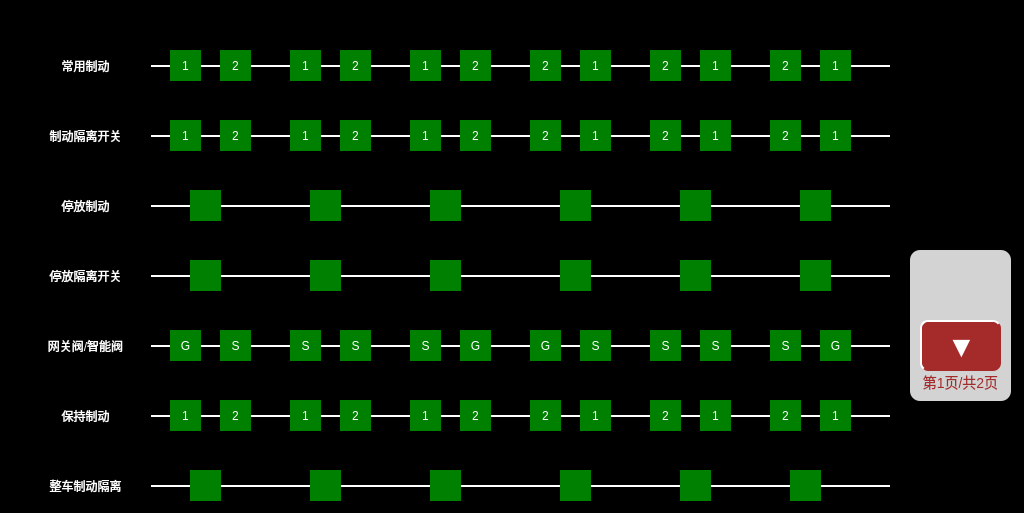
Qt form vehicleebcupage.ui (mayue-crrc/ShenyangMetro9DB) before a commit.
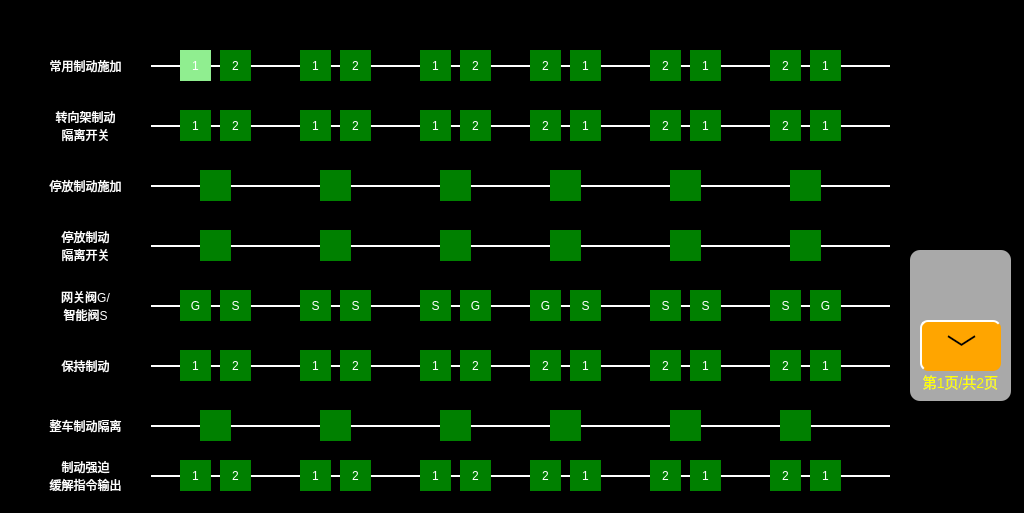
The same form after that commit.

Commit message: V2.19 modify BCU page style

Patch:
```diff
--- a/vehicleebcupage.ui
+++ b/vehicleebcupage.ui
@@ -26,20 +26,26 @@
 }
 QPushButton
 {
-	background-color:brown ;
+	font: 20px, &quot;微软雅黑&quot;;
+    color: white;
+	background-color: rgb(0, 128, 128);
 	border-top: 2px solid white;	
 	border-left: 2px solid white;
+border-radius:8px;
 }</string>
   </property>
   <widget class="QLabel" name="BRKApplyTC1_1lbl">
    <property name="geometry">
     <rect>
-     <x>170</x>
+     <x>180</x>
      <y>50</y>
      <width>31</width>
      <height>31</height>
     </rect>
    </property>
+   <property name="styleSheet">
+    <string notr="true">font: 20px, &quot;微软雅黑&quot;;color:white;background-color:lightgreen;</string>
+   </property>
    <property name="text">
     <string>1</string>
    </property>
@@ -82,7 +88,7 @@
   <widget class="QLabel" name="BRKApplyMP1_1lbl">
    <property name="geometry">
     <rect>
-     <x>290</x>
+     <x>300</x>
      <y>50</y>
      <width>31</width>
      <height>31</height>
@@ -114,7 +120,7 @@
   <widget class="QLabel" name="BRKApplyM1_1lbl">
    <property name="geometry">
     <rect>
-     <x>410</x>
+     <x>420</x>
      <y>50</y>
      <width>31</width>
      <height>31</height>
@@ -130,7 +136,7 @@
   <widget class="QLabel" name="BRKApplyM2_1lbl">
    <property name="geometry">
     <rect>
-     <x>580</x>
+     <x>570</x>
      <y>50</y>
      <width>31</width>
      <height>31</height>
@@ -194,7 +200,7 @@
   <widget class="QLabel" name="BRKApplyMP2_1lbl">
    <property name="geometry">
     <rect>
-     <x>700</x>
+     <x>690</x>
      <y>50</y>
      <width>31</width>
      <height>31</height>
@@ -210,7 +216,7 @@
   <widget class="QLabel" name="BRKApplyTC2_1lbl">
    <property name="geometry">
     <rect>
-     <x>820</x>
+     <x>810</x>
      <y>50</y>
      <width>31</width>
      <height>31</height>
@@ -236,7 +242,7 @@
     <string notr="true">background-color:black;</string>
    </property>
    <property name="text">
-    <string>常用制动</string>
+    <string>常用制动施加</string>
    </property>
    <property name="alignment">
     <set>Qt::AlignCenter</set>
@@ -246,7 +252,7 @@
    <property name="geometry">
     <rect>
      <x>220</x>
-     <y>120</y>
+     <y>110</y>
      <width>31</width>
      <height>31</height>
     </rect>
@@ -261,8 +267,8 @@
   <widget class="QLabel" name="BRKBypassM1_1lbl">
    <property name="geometry">
     <rect>
-     <x>410</x>
-     <y>120</y>
+     <x>420</x>
+     <y>110</y>
      <width>31</width>
      <height>31</height>
     </rect>
@@ -278,7 +284,7 @@
    <property name="geometry">
     <rect>
      <x>530</x>
-     <y>120</y>
+     <y>110</y>
      <width>31</width>
      <height>31</height>
     </rect>
@@ -293,8 +299,8 @@
   <widget class="QLabel" name="BRKBypassTC2_1lbl">
    <property name="geometry">
     <rect>
-     <x>820</x>
-     <y>120</y>
+     <x>810</x>
+     <y>110</y>
      <width>31</width>
      <height>31</height>
     </rect>
@@ -310,7 +316,7 @@
    <property name="geometry">
     <rect>
      <x>650</x>
-     <y>120</y>
+     <y>110</y>
      <width>31</width>
      <height>31</height>
     </rect>
@@ -325,8 +331,8 @@
   <widget class="QLabel" name="BRKBypassM2_1lbl">
    <property name="geometry">
     <rect>
-     <x>580</x>
-     <y>120</y>
+     <x>570</x>
+     <y>110</y>
      <width>31</width>
      <height>31</height>
     </rect>
@@ -342,7 +348,7 @@
    <property name="geometry">
     <rect>
      <x>770</x>
-     <y>120</y>
+     <y>110</y>
      <width>31</width>
      <height>31</height>
     </rect>
@@ -357,8 +363,8 @@
   <widget class="QLabel" name="BRKBypassTC1_1lbl">
    <property name="geometry">
     <rect>
-     <x>170</x>
-     <y>120</y>
+     <x>180</x>
+     <y>110</y>
      <width>31</width>
      <height>31</height>
     </rect>
@@ -373,8 +379,8 @@
   <widget class="QLabel" name="BRKBypassMP2_1lbl">
    <property name="geometry">
     <rect>
-     <x>700</x>
-     <y>120</y>
+     <x>690</x>
+     <y>110</y>
      <width>31</width>
      <height>31</height>
     </rect>
@@ -389,8 +395,8 @@
   <widget class="QLabel" name="BRKBypassMP1_1lbl">
    <property name="geometry">
     <rect>
-     <x>290</x>
-     <y>120</y>
+     <x>300</x>
+     <y>110</y>
      <width>31</width>
      <height>31</height>
     </rect>
@@ -406,7 +412,7 @@
    <property name="geometry">
     <rect>
      <x>340</x>
-     <y>120</y>
+     <y>110</y>
      <width>31</width>
      <height>31</height>
     </rect>
@@ -422,7 +428,7 @@
    <property name="geometry">
     <rect>
      <x>460</x>
-     <y>120</y>
+     <y>110</y>
      <width>31</width>
      <height>31</height>
     </rect>
@@ -438,16 +444,17 @@
    <property name="geometry">
     <rect>
      <x>20</x>
-     <y>120</y>
+     <y>100</y>
      <width>131</width>
-     <height>31</height>
+     <height>51</height>
     </rect>
    </property>
    <property name="styleSheet">
     <string notr="true">background-color:black;</string>
    </property>
    <property name="text">
-    <string>制动隔离开关</string>
+    <string>转向架制动
+隔离开关</string>
    </property>
    <property name="alignment">
     <set>Qt::AlignCenter</set>
@@ -457,7 +464,7 @@
    <property name="geometry">
     <rect>
      <x>20</x>
-     <y>190</y>
+     <y>170</y>
      <width>131</width>
      <height>31</height>
     </rect>
@@ -466,7 +473,7 @@
     <string notr="true">background-color:black;</string>
    </property>
    <property name="text">
-    <string>停放制动</string>
+    <string>停放制动施加</string>
    </property>
    <property name="alignment">
     <set>Qt::AlignCenter</set>
@@ -475,8 +482,8 @@
   <widget class="QLabel" name="StopBRKTC1lbl">
    <property name="geometry">
     <rect>
-     <x>190</x>
-     <y>190</y>
+     <x>200</x>
+     <y>170</y>
      <width>31</width>
      <height>31</height>
     </rect>
@@ -491,8 +498,8 @@
   <widget class="QLabel" name="StopBRKMP1lbl">
    <property name="geometry">
     <rect>
-     <x>310</x>
-     <y>190</y>
+     <x>320</x>
+     <y>170</y>
      <width>31</width>
      <height>31</height>
     </rect>
@@ -507,8 +514,8 @@
   <widget class="QLabel" name="StopBRKM1lbl">
    <property name="geometry">
     <rect>
-     <x>430</x>
-     <y>190</y>
+     <x>440</x>
+     <y>170</y>
      <width>31</width>
      <height>31</height>
     </rect>
@@ -523,8 +530,8 @@
   <widget class="QLabel" name="StopBRKM2lbl">
    <property name="geometry">
     <rect>
-     <x>560</x>
-     <y>190</y>
+     <x>550</x>
+     <y>170</y>
      <width>31</width>
      <height>31</height>
     </rect>
@@ -539,8 +546,8 @@
   <widget class="QLabel" name="StopBRKMP2lbl">
    <property name="geometry">
     <rect>
-     <x>680</x>
-     <y>190</y>
+     <x>670</x>
+     <y>170</y>
      <width>31</width>
      <height>31</height>
     </rect>
@@ -555,8 +562,8 @@
   <widget class="QLabel" name="StopBRKTC2lbl">
    <property name="geometry">
     <rect>
-     <x>800</x>
-     <y>190</y>
+     <x>790</x>
+     <y>170</y>
      <width>31</width>
      <height>31</height>
     </rect>
@@ -571,8 +578,8 @@
   <widget class="QLabel" name="StopBypassMP1lbl">
    <property name="geometry">
     <rect>
-     <x>310</x>
-     <y>260</y>
+     <x>320</x>
+     <y>230</y>
      <width>31</width>
      <height>31</height>
     </rect>
@@ -587,8 +594,8 @@
   <widget class="QLabel" name="StopBypassM2lbl">
    <property name="geometry">
     <rect>
-     <x>560</x>
-     <y>260</y>
+     <x>550</x>
+     <y>230</y>
      <width>31</width>
      <height>31</height>
     </rect>
@@ -603,8 +610,8 @@
   <widget class="QLabel" name="StopBypassMP2lbl">
    <property name="geometry">
     <rect>
-     <x>680</x>
-     <y>260</y>
+     <x>670</x>
+     <y>230</y>
      <width>31</width>
      <height>31</height>
     </rect>
@@ -619,8 +626,8 @@
   <widget class="QLabel" name="StopBypassTC1lbl">
    <property name="geometry">
     <rect>
-     <x>190</x>
-     <y>260</y>
+     <x>200</x>
+     <y>230</y>
      <width>31</width>
      <height>31</height>
     </rect>
@@ -635,8 +642,8 @@
   <widget class="QLabel" name="StopBypassTC2lbl">
    <property name="geometry">
     <rect>
-     <x>800</x>
-     <y>260</y>
+     <x>790</x>
+     <y>230</y>
      <width>31</width>
      <height>31</height>
     </rect>
@@ -651,8 +658,8 @@
   <widget class="QLabel" name="StopBypassM1lbl">
    <property name="geometry">
     <rect>
-     <x>430</x>
-     <y>260</y>
+     <x>440</x>
+     <y>230</y>
      <width>31</width>
      <height>31</height>
     </rect>
@@ -668,16 +675,17 @@
    <property name="geometry">
     <rect>
      <x>20</x>
-     <y>260</y>
+     <y>220</y>
      <width>131</width>
-     <height>31</height>
+     <height>51</height>
     </rect>
    </property>
    <property name="styleSheet">
     <string notr="true">background-color:black;</string>
    </property>
    <property name="text">
-    <string>停放隔离开关</string>
+    <string>停放制动
+隔离开关</string>
    </property>
    <property name="alignment">
     <set>Qt::AlignCenter</set>
@@ -687,16 +695,17 @@
    <property name="geometry">
     <rect>
      <x>20</x>
-     <y>330</y>
+     <y>280</y>
      <width>131</width>
-     <height>31</height>
+     <height>51</height>
     </rect>
    </property>
    <property name="styleSheet">
     <string notr="true">background-color:black;</string>
    </property>
    <property name="text">
-    <string>网关阀/智能阀</string>
+    <string>网关阀G/
+智能阀S</string>
    </property>
    <property name="alignment">
     <set>Qt::AlignCenter</set>
@@ -706,7 +715,7 @@
    <property name="geometry">
     <rect>
      <x>770</x>
-     <y>330</y>
+     <y>290</y>
      <width>31</width>
      <height>31</height>
     </rect>
@@ -722,7 +731,7 @@
    <property name="geometry">
     <rect>
      <x>340</x>
-     <y>330</y>
+     <y>290</y>
      <width>31</width>
      <height>31</height>
     </rect>
@@ -738,7 +747,7 @@
    <property name="geometry">
     <rect>
      <x>460</x>
-     <y>330</y>
+     <y>290</y>
      <width>31</width>
      <height>31</height>
     </rect>
@@ -754,7 +763,7 @@
    <property name="geometry">
     <rect>
      <x>530</x>
-     <y>330</y>
+     <y>290</y>
      <width>31</width>
      <height>31</height>
     </rect>
@@ -769,8 +778,8 @@
   <widget class="QLabel" name="SMP2_2lbl">
    <property name="geometry">
     <rect>
-     <x>700</x>
-     <y>330</y>
+     <x>690</x>
+     <y>290</y>
      <width>31</width>
      <height>31</height>
     </rect>
@@ -785,8 +794,8 @@
   <widget class="QLabel" name="GTC2_2lbl">
    <property name="geometry">
     <rect>
-     <x>820</x>
-     <y>330</y>
+     <x>810</x>
+     <y>290</y>
      <width>31</width>
      <height>31</height>
     </rect>
@@ -801,8 +810,8 @@
   <widget class="QLabel" name="GTC1_1lbl">
    <property name="geometry">
     <rect>
-     <x>170</x>
-     <y>330</y>
+     <x>180</x>
+     <y>290</y>
      <width>31</width>
      <height>31</height>
     </rect>
@@ -818,7 +827,7 @@
    <property name="geometry">
     <rect>
      <x>220</x>
-     <y>330</y>
+     <y>290</y>
      <width>31</width>
      <height>31</height>
     </rect>
@@ -834,7 +843,7 @@
    <property name="geometry">
     <rect>
      <x>650</x>
-     <y>330</y>
+     <y>290</y>
      <width>31</width>
      <height>31</height>
     </rect>
@@ -849,8 +858,8 @@
   <widget class="QLabel" name="SMP1_1lbl">
    <property name="geometry">
     <rect>
-     <x>290</x>
-     <y>330</y>
+     <x>300</x>
+     <y>290</y>
      <width>31</width>
      <height>31</height>
     </rect>
@@ -865,8 +874,8 @@
   <widget class="QLabel" name="SM2_2lbl">
    <property name="geometry">
     <rect>
-     <x>580</x>
-     <y>330</y>
+     <x>570</x>
+     <y>290</y>
      <width>31</width>
      <height>31</height>
     </rect>
@@ -881,8 +890,8 @@
   <widget class="QLabel" name="SM1_1lbl">
    <property name="geometry">
     <rect>
-     <x>410</x>
-     <y>330</y>
+     <x>420</x>
+     <y>290</y>
      <width>31</width>
      <height>31</height>
     </rect>
@@ -897,8 +906,8 @@
   <widget class="QLabel" name="HoldBRKM1lbl_1">
    <property name="geometry">
     <rect>
-     <x>410</x>
-     <y>400</y>
+     <x>420</x>
+     <y>350</y>
      <width>31</width>
      <height>31</height>
     </rect>
@@ -914,7 +923,7 @@
    <property name="geometry">
     <rect>
      <x>650</x>
-     <y>400</y>
+     <y>350</y>
      <width>31</width>
      <height>31</height>
     </rect>
@@ -930,7 +939,7 @@
    <property name="geometry">
     <rect>
      <x>530</x>
-     <y>400</y>
+     <y>350</y>
      <width>31</width>
      <height>31</height>
     </rect>
@@ -945,8 +954,8 @@
   <widget class="QLabel" name="HoldBRKTC1lbl_1">
    <property name="geometry">
     <rect>
-     <x>170</x>
-     <y>400</y>
+     <x>180</x>
+     <y>350</y>
      <width>31</width>
      <height>31</height>
     </rect>
@@ -961,8 +970,8 @@
   <widget class="QLabel" name="HoldBRKMP1lbl_1">
    <property name="geometry">
     <rect>
-     <x>290</x>
-     <y>400</y>
+     <x>300</x>
+     <y>350</y>
      <width>31</width>
      <height>31</height>
     </rect>
@@ -978,7 +987,7 @@
    <property name="geometry">
     <rect>
      <x>770</x>
-     <y>400</y>
+     <y>350</y>
      <width>31</width>
      <height>31</height>
     </rect>
@@ -994,7 +1003,7 @@
    <property name="geometry">
     <rect>
      <x>20</x>
-     <y>400</y>
+     <y>350</y>
      <width>131</width>
      <height>31</height>
     </rect>
@@ -1032,7 +1041,7 @@
    <property name="geometry">
     <rect>
      <x>150</x>
-     <y>135</y>
+     <y>125</y>
      <width>740</width>
      <height>2</height>
     </rect>
@@ -1051,7 +1060,7 @@
    <property name="geometry">
     <rect>
      <x>150</x>
-     <y>205</y>
+     <y>185</y>
      <width>740</width>
      <height>2</height>
     </rect>
@@ -1070,7 +1079,7 @@
    <property name="geometry">
     <rect>
      <x>150</x>
-     <y>275</y>
+     <y>245</y>
      <width>740</width>
      <height>2</height>
     </rect>
@@ -1089,7 +1098,7 @@
    <property name="geometry">
     <rect>
      <x>150</x>
-     <y>345</y>
+     <y>305</y>
      <width>740</width>
      <height>2</height>
     </rect>
@@ -1108,7 +1117,7 @@
    <property name="geometry">
     <rect>
      <x>150</x>
-     <y>415</y>
+     <y>365</y>
      <width>740</width>
      <height>2</height>
     </rect>
@@ -1136,8 +1145,8 @@
     <string notr="true">background-color:gray;
 border-radius:10px;
 font:14px;
-color:brown;
-background-color:lightgray;
+color:yellow;
+background-color:darkgray;
 </string>
    </property>
    <property name="text">
@@ -1168,19 +1177,19 @@
    </property>
    <property name="styleSheet">
     <string notr="true">font:30px;
-color:white;
-background-color:brown;
+color:black;
+background-color:orange;
 border-radius:8px;</string>
    </property>
    <property name="text">
-    <string>▼</string>
+    <string>﹀</string>
    </property>
   </widget>
   <widget class="QLabel" name="AllBRKBypassM1lbl">
    <property name="geometry">
     <rect>
-     <x>430</x>
-     <y>470</y>
+     <x>440</x>
+     <y>410</y>
      <width>31</width>
      <height>31</height>
     </rect>
@@ -1196,7 +1205,7 @@
    <property name="geometry">
     <rect>
      <x>150</x>
-     <y>485</y>
+     <y>425</y>
      <width>740</width>
      <height>2</height>
     </rect>
@@ -1214,8 +1223,8 @@
   <widget class="QLabel" name="AllBRKBypassMP1lbl">
    <property name="geometry">
     <rect>
-     <x>310</x>
-     <y>470</y>
+     <x>320</x>
+     <y>410</y>
      <width>31</width>
      <height>31</height>
     </rect>
@@ -1231,7 +1240,7 @@
    <property name="geometry">
     <rect>
      <x>20</x>
-     <y>470</y>
+     <y>410</y>
      <width>131</width>
      <height>31</height>
     </rect>
@@ -1249,8 +1258,8 @@
   <widget class="QLabel" name="AllBRKBypassMP2lbl">
    <property name="geometry">
     <rect>
-     <x>680</x>
-     <y>470</y>
+     <x>670</x>
+     <y>410</y>
      <width>31</width>
      <height>31</height>
     </rect>
@@ -1265,8 +1274,8 @@
   <widget class="QLabel" name="AllBRKBypassM2lbl">
    <property name="geometry">
     <rect>
-     <x>560</x>
-     <y>470</y>
+     <x>550</x>
+     <y>410</y>
      <width>31</width>
      <height>31</height>
     </rect>
@@ -1281,8 +1290,8 @@
   <widget class="QLabel" name="AllBRKBypassTC1lbl">
    <property name="geometry">
     <rect>
-     <x>190</x>
-     <y>470</y>
+     <x>200</x>
+     <y>410</y>
      <width>31</width>
      <height>31</height>
     </rect>
@@ -1297,8 +1306,8 @@
   <widget class="QLabel" name="AllBRKBypassTC2lbl">
    <property name="geometry">
     <rect>
-     <x>790</x>
-     <y>470</y>
+     <x>780</x>
+     <y>410</y>
      <width>31</width>
      <height>31</height>
     </rect>
@@ -1313,8 +1322,8 @@
   <widget class="QLabel" name="HoldBRKMP2lbl_1">
    <property name="geometry">
     <rect>
-     <x>700</x>
-     <y>400</y>
+     <x>690</x>
+     <y>350</y>
      <width>31</width>
      <height>31</height>
     </rect>
@@ -1330,7 +1339,7 @@
    <property name="geometry">
     <rect>
      <x>460</x>
-     <y>400</y>
+     <y>350</y>
      <width>31</width>
      <height>31</height>
     </rect>
@@ -1345,8 +1354,8 @@
   <widget class="QLabel" name="HoldBRKTC2lbl_1">
    <property name="geometry">
     <rect>
-     <x>820</x>
-     <y>400</y>
+     <x>810</x>
+     <y>350</y>
      <width>31</width>
      <height>31</height>
     </rect>
@@ -1362,7 +1371,7 @@
    <property name="geometry">
     <rect>
      <x>340</x>
-     <y>400</y>
+     <y>350</y>
      <width>31</width>
      <height>31</height>
     </rect>
@@ -1378,7 +1387,7 @@
    <property name="geometry">
     <rect>
      <x>220</x>
-     <y>400</y>
+     <y>350</y>
      <width>31</width>
      <height>31</height>
     </rect>
@@ -1393,8 +1402,8 @@
   <widget class="QLabel" name="HoldBRKM2lbl_1">
    <property name="geometry">
     <rect>
-     <x>580</x>
-     <y>400</y>
+     <x>570</x>
+     <y>350</y>
      <width>31</width>
      <height>31</height>
     </rect>
@@ -1406,9 +1415,237 @@
     <set>Qt::AlignCenter</set>
    </property>
   </widget>
-  <zorder>lbl1_10</zorder>
-  <zorder>lbl1_7</zorder>
-  <zorder>lbl1_8</zorder>
+  <widget class="QLabel" name="lbl1_16">
+   <property name="geometry">
+    <rect>
+     <x>150</x>
+     <y>475</y>
+     <width>740</width>
+     <height>2</height>
+    </rect>
+   </property>
+   <property name="styleSheet">
+    <string notr="true">background-color:white;</string>
+   </property>
+   <property name="text">
+    <string/>
+   </property>
+   <property name="alignment">
+    <set>Qt::AlignCenter</set>
+   </property>
+  </widget>
+  <widget class="QLabel" name="ForceBRKResM1_1lbl">
+   <property name="geometry">
+    <rect>
+     <x>420</x>
+     <y>460</y>
+     <width>31</width>
+     <height>31</height>
+    </rect>
+   </property>
+   <property name="text">
+    <string>1</string>
+   </property>
+   <property name="alignment">
+    <set>Qt::AlignCenter</set>
+   </property>
+  </widget>
+  <widget class="QLabel" name="ForceBRKResTC2_2lbl">
+   <property name="geometry">
+    <rect>
+     <x>770</x>
+     <y>460</y>
+     <width>31</width>
+     <height>31</height>
+    </rect>
+   </property>
+   <property name="text">
+    <string>2</string>
+   </property>
+   <property name="alignment">
+    <set>Qt::AlignCenter</set>
+   </property>
+  </widget>
+  <widget class="QLabel" name="ForceBRKResMP1_1lbl">
+   <property name="geometry">
+    <rect>
+     <x>300</x>
+     <y>460</y>
+     <width>31</width>
+     <height>31</height>
+    </rect>
+   </property>
+   <property name="text">
+    <string>1</string>
+   </property>
+   <property name="alignment">
+    <set>Qt::AlignCenter</set>
+   </property>
+  </widget>
+  <widget class="QLabel" name="ForceBRKResM1_2lbl">
+   <property name="geometry">
+    <rect>
+     <x>460</x>
+     <y>460</y>
+     <width>31</width>
+     <height>31</height>
+    </rect>
+   </property>
+   <property name="text">
+    <string>2</string>
+   </property>
+   <property name="alignment">
+    <set>Qt::AlignCenter</set>
+   </property>
+  </widget>
+  <widget class="QLabel" name="ForceBRKResTC1_1lbl">
+   <property name="geometry">
+    <rect>
+     <x>180</x>
+     <y>460</y>
+     <width>31</width>
+     <height>31</height>
+    </rect>
+   </property>
+   <property name="text">
+    <string>1</string>
+   </property>
+   <property name="alignment">
+    <set>Qt::AlignCenter</set>
+   </property>
+  </widget>
+  <widget class="QLabel" name="ForceBRKResMP1_2lbl">
+   <property name="geometry">
+    <rect>
+     <x>340</x>
+     <y>460</y>
+     <width>31</width>
+     <height>31</height>
+    </rect>
+   </property>
+   <property name="text">
+    <string>2</string>
+   </property>
+   <property name="alignment">
+    <set>Qt::AlignCenter</set>
+   </property>
+  </widget>
+  <widget class="QLabel" name="ForceBRKResM2_1lbl">
+   <property name="geometry">
+    <rect>
+     <x>570</x>
+     <y>460</y>
+     <width>31</width>
+     <height>31</height>
+    </rect>
+   </property>
+   <property name="text">
+    <string>1</string>
+   </property>
+   <property name="alignment">
+    <set>Qt::AlignCenter</set>
+   </property>
+  </widget>
+  <widget class="QLabel" name="ForceBRKResM2_2lbl">
+   <property name="geometry">
+    <rect>
+     <x>530</x>
+     <y>460</y>
+     <width>31</width>
+     <height>31</height>
+    </rect>
+   </property>
+   <property name="text">
+    <string>2</string>
+   </property>
+   <property name="alignment">
+    <set>Qt::AlignCenter</set>
+   </property>
+  </widget>
+  <widget class="QLabel" name="ForceBRKResTC2_1lbl">
+   <property name="geometry">
+    <rect>
+     <x>810</x>
+     <y>460</y>
+     <width>31</width>
+     <height>31</height>
+    </rect>
+   </property>
+   <property name="text">
+    <string>1</string>
+   </property>
+   <property name="alignment">
+    <set>Qt::AlignCenter</set>
+   </property>
+  </widget>
+  <widget class="QLabel" name="ForceBRKResTC1_2lbl">
+   <property name="geometry">
+    <rect>
+     <x>220</x>
+     <y>460</y>
+     <width>31</width>
+     <height>31</height>
+    </rect>
+   </property>
+   <property name="text">
+    <string>2</string>
+   </property>
+   <property name="alignment">
+    <set>Qt::AlignCenter</set>
+   </property>
+  </widget>
+  <widget class="QLabel" name="ForceBRKResMP2_2lbl">
+   <property name="geometry">
+    <rect>
+     <x>650</x>
+     <y>460</y>
+     <width>31</width>
+     <height>31</height>
+    </rect>
+   </property>
+   <property name="text">
+    <string>2</string>
+   </property>
+   <property name="alignment">
+    <set>Qt::AlignCenter</set>
+   </property>
+  </widget>
+  <widget class="QLabel" name="ForceBRKResMP2_1lbl">
+   <property name="geometry">
+    <rect>
+     <x>690</x>
+     <y>460</y>
+     <width>31</width>
+     <height>31</height>
+    </rect>
+   </property>
+   <property name="text">
+    <string>1</string>
+   </property>
+   <property name="alignment">
+    <set>Qt::AlignCenter</set>
+   </property>
+  </widget>
+  <widget class="QLabel" name="lbl1_17">
+   <property name="geometry">
+    <rect>
+     <x>20</x>
+     <y>450</y>
+     <width>131</width>
+     <height>51</height>
+    </rect>
+   </property>
+   <property name="styleSheet">
+    <string notr="true">background-color:black;</string>
+   </property>
+   <property name="text">
+    <string>制动强迫
+缓解指令输出</string>
+   </property>
+   <property name="alignment">
+    <set>Qt::AlignCenter</set>
+   </property>
+  </widget>
   <zorder>lbl1_9</zorder>
   <zorder>lbl1_14</zorder>
   <zorder>lbl1_12</zorder>
```
Left out of the diff: 35 changed lines with no effect on the pictures. The commit also changes 94 other files.
